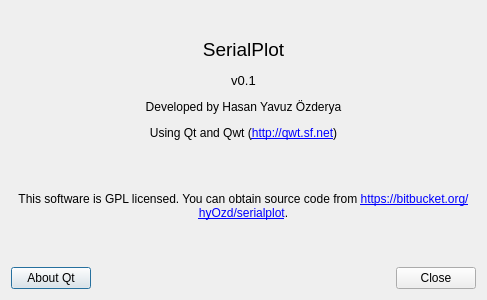
AlexanderAmelkin/SerialPlot, file about_dialog.ui: the form before one commit.
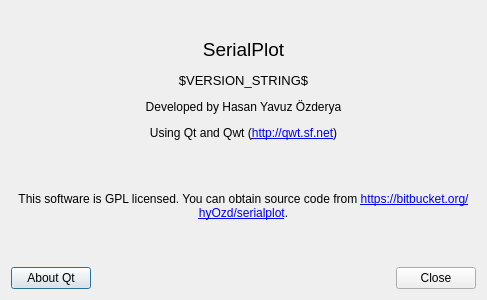
The form after the commit.

Commit message: added version number configuration

```diff
--- a/about_dialog.ui
+++ b/about_dialog.ui
@@ -17,7 +17,7 @@
    <item>
     <widget class="QLabel" name="label">
      <property name="text">
-      <string>&lt;html&gt;&lt;head/&gt;&lt;body&gt;&lt;p align=&quot;center&quot;&gt;&lt;span style=&quot; font-size:14pt;&quot;&gt;SerialPlot&lt;/span&gt;&lt;/p&gt;&lt;p align=&quot;center&quot;&gt;&lt;span style=&quot; font-size:10pt;&quot;&gt;v0.1&lt;/span&gt;&lt;/p&gt;&lt;p align=&quot;center&quot;&gt;Developed by Hasan Yavuz Özderya&lt;/p&gt;&lt;p align=&quot;center&quot;&gt;Using Qt and Qwt (&lt;a href=&quot;http://qwt.sf.net&quot;&gt;&lt;span style=&quot; text-decoration: underline; color:#0000ff;&quot;&gt;http://qwt.sf.net&lt;/span&gt;&lt;/a&gt;)&lt;/p&gt;&lt;p align=&quot;center&quot;&gt;&lt;br/&gt;&lt;/p&gt;&lt;p align=&quot;center&quot;&gt;This software is GPL licensed. You can obtain source code from &lt;a href=&quot;https://bitbucket.org/hyOzd/serialplot&quot;&gt;&lt;span style=&quot; text-decoration: underline; color:#0000ff;&quot;&gt;https://bitbucket.org/hyOzd/serialplot&lt;/span&gt;&lt;/a&gt;.&lt;br/&gt;&lt;/p&gt;&lt;/body&gt;&lt;/html&gt;</string>
+      <string>&lt;html&gt;&lt;head/&gt;&lt;body&gt;&lt;p align=&quot;center&quot;&gt;&lt;span style=&quot; font-size:14pt;&quot;&gt;SerialPlot&lt;/span&gt;&lt;/p&gt;&lt;p align=&quot;center&quot;&gt;&lt;span style=&quot; font-size:10pt;&quot;&gt;$VERSION_STRING$&lt;/span&gt;&lt;/p&gt;&lt;p align=&quot;center&quot;&gt;Developed by Hasan Yavuz Özderya&lt;/p&gt;&lt;p align=&quot;center&quot;&gt;Using Qt and Qwt (&lt;a href=&quot;http://qwt.sf.net&quot;&gt;&lt;span style=&quot; text-decoration: underline; color:#0000ff;&quot;&gt;http://qwt.sf.net&lt;/span&gt;&lt;/a&gt;)&lt;/p&gt;&lt;p align=&quot;center&quot;&gt;&lt;br/&gt;&lt;/p&gt;&lt;p align=&quot;center&quot;&gt;This software is GPL licensed. You can obtain source code from &lt;a href=&quot;https://bitbucket.org/hyOzd/serialplot&quot;&gt;&lt;span style=&quot; text-decoration: underline; color:#0000ff;&quot;&gt;https://bitbucket.org/hyOzd/serialplot&lt;/span&gt;&lt;/a&gt;.&lt;br/&gt;&lt;/p&gt;&lt;/body&gt;&lt;/html&gt;</string>
      </property>
      <property name="wordWrap">
       <bool>true</bool>
```
Left out of the diff: 2 changed lines with no effect on the pictures. The commit also changes 3 other files.
